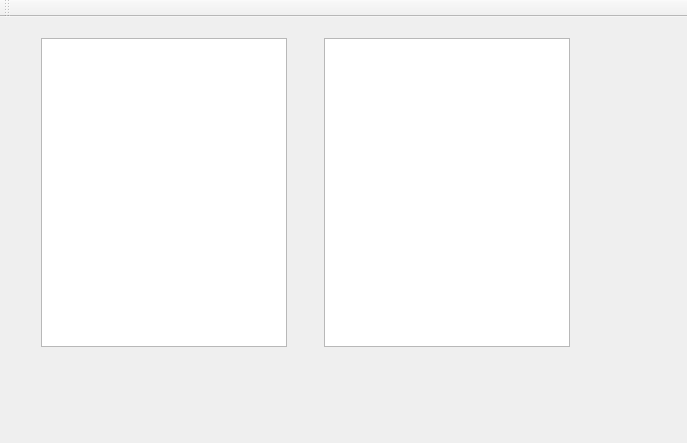
Above: mainwindow.ui from romulka/quteNote before the change. Below: the same form after it.
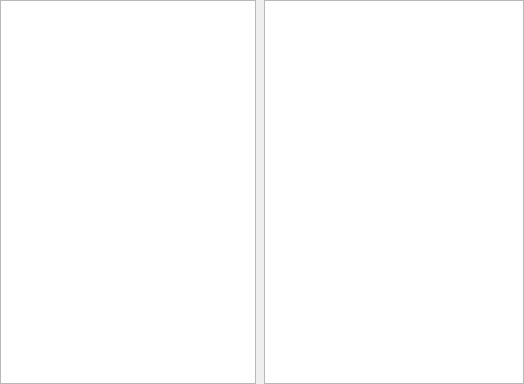
That is the form after the change.

Patch:
```diff
--- a/mainwindow.ui
+++ b/mainwindow.ui
@@ -6,35 +6,65 @@
    <rect>
     <x>0</x>
     <y>0</y>
-    <width>687</width>
-    <height>443</height>
+    <width>524</width>
+    <height>384</height>
    </rect>
   </property>
+  <property name="sizePolicy">
+   <sizepolicy hsizetype="MinimumExpanding" vsizetype="MinimumExpanding">
+    <horstretch>0</horstretch>
+    <verstretch>0</verstretch>
+   </sizepolicy>
+  </property>
   <property name="windowTitle">
    <string>MainWindow</string>
   </property>
   <widget class="QWidget" name="centralWidget">
-   <widget class="QWidget" name="horizontalLayoutWidget">
-    <property name="geometry">
-     <rect>
-      <x>30</x>
-      <y>10</y>
-      <width>551</width>
-      <height>331</height>
-     </rect>
+   <layout class="QHBoxLayout" name="horizontalLayout_2">
+    <property name="margin">
+     <number>0</number>
     </property>
+    <item>
     <layout class="QHBoxLayout" name="horizontalLayout">
+      <property name="sizeConstraint">
+       <enum>QLayout::SetMinimumSize</enum>
+      </property>
      <item>
-      <widget class="QTreeView" name="notesTreeView"/>
+       <widget class="QTreeView" name="notesTreeView">
+        <property name="enabled">
+         <bool>true</bool>
+        </property>
+        <property name="sizePolicy">
+         <sizepolicy hsizetype="Minimum" vsizetype="Minimum">
+          <horstretch>0</horstretch>
+          <verstretch>0</verstretch>
+         </sizepolicy>
+        </property>
+        <property name="minimumSize">
+         <size>
+          <width>0</width>
+          <height>0</height>
+         </size>
+        </property>
+        <property name="baseSize">
+         <size>
+          <width>0</width>
+          <height>0</height>
+         </size>
+        </property>
+       </widget>
      </item>
      <item>
       <spacer name="horizontalSpacer_2">
        <property name="orientation">
         <enum>Qt::Horizontal</enum>
        </property>
+        <property name="sizeType">
+         <enum>QSizePolicy::Minimum</enum>
+        </property>
        <property name="sizeHint" stdset="0">
         <size>
-         <width>40</width>
+          <width>2</width>
          <height>20</height>
         </size>
        </property>
@@ -44,15 +74,8 @@
       <widget class="QTextEdit" name="textEdit"/>
      </item>
     </layout>
-   </widget>
-  </widget>
-  <widget class="QToolBar" name="mainToolBar">
-   <attribute name="toolBarArea">
-    <enum>TopToolBarArea</enum>
-   </attribute>
-   <attribute name="toolBarBreak">
-    <bool>false</bool>
-   </attribute>
+    </item>
+   </layout>
   </widget>
  </widget>
  <layoutdefault spacing="6" margin="11"/>
```
Left out of the diff: 2 changed lines with no effect on the pictures. Lines whose indentation alone changed are shown as unchanged.
